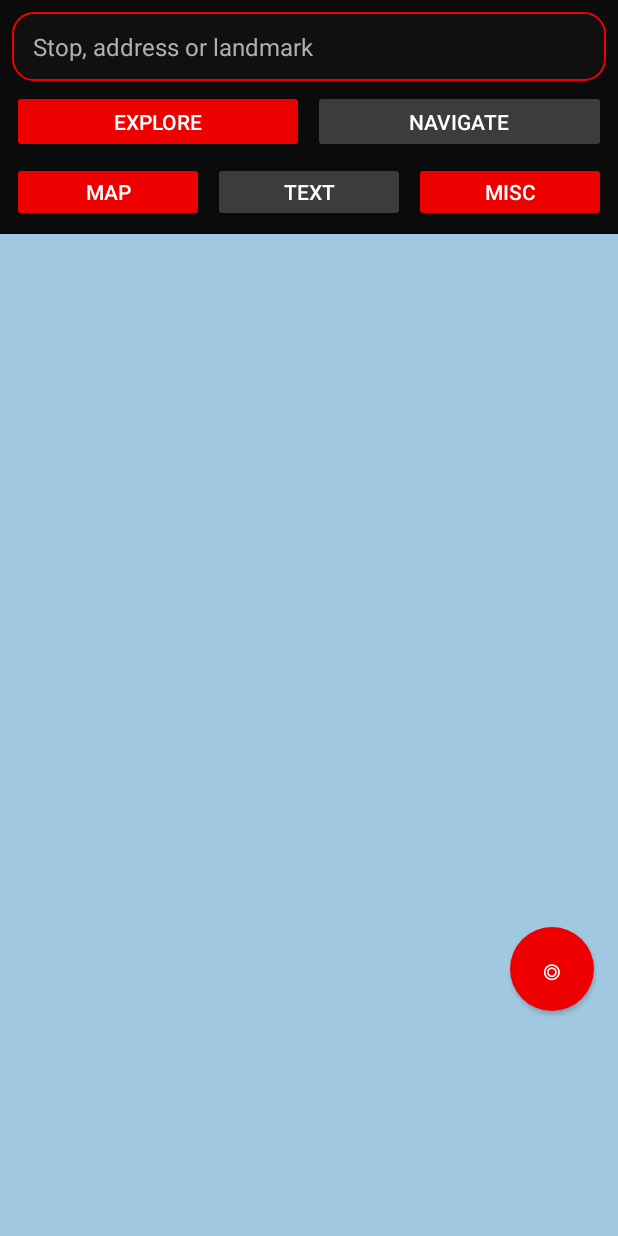
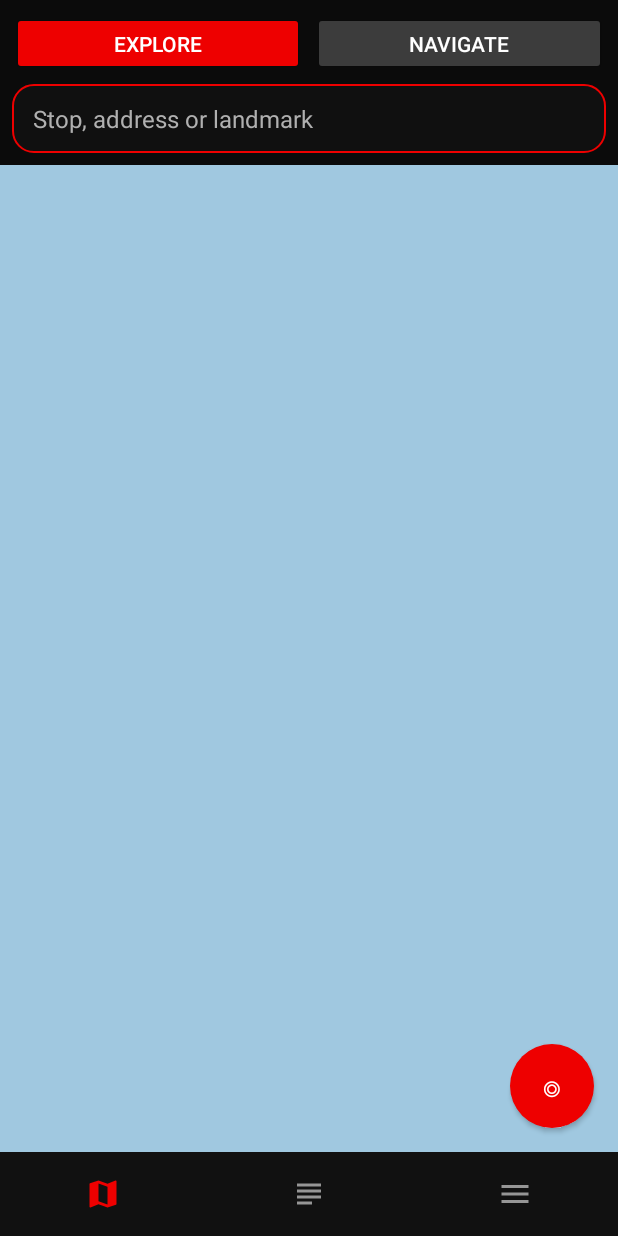
Before and after one commit to rsnel/melamur, an Android app: the MainActivity screen opened directly, with no data from a screen before it, on a phone screen of 412 x 824 dp. Run offline under Robolectric (Android 15) with nearby library versions, the phone set to English and light mode, and no system bars; network calls fail; pictures from the network do not load.

Commit message:
Bottom nav bar, inline planner, map endpoint markers, from/to naming
UI restructure of the main screen, per request:
- Mode selector (Explore/Navigate) moves to the top; search bar (Explore) and
  the journey planner (Navigate) sit below it.
- Map / Text / Misc move to a bottom icon bar (map / text / menu icons).
- Center-me sits bottom-right just above the bar, and is hidden in Text view.
- Navigate planner is inline: From and Destination inputs with a swap button,
  then Time and Plan buttons; the "Plan a journey" FAB is gone. Plan shows the
  itinerary options in a picker.
- Explore line list (Text) is sorted numerically and shows each direction as
  "start -> end"; tapping selects that exact direction. Stop tap shows one row
  per line+direction (colour, number, final destination, next departure).
- Journey start/finish are drawn on the map in both modes with distinct
  symbols (green pin / chequered flag).
- Explore long-press and the stop dialog gain "Navigate from" / "Navigate to",
  which set the field, mark the map and switch to Navigate. Navigate long-press
  still fills the focused/first-empty slot directly (no menu).
- Renamed start/destination to from/to throughout the UI.

Co-Authored-By: Claude Opus 4.8 <noreply@anthropic.com>
Claude-Session: https://claude.ai/code/session_01NyXCFztP71vkmYY82UYXYm

```diff
--- a/app/src/main/java/it/snel/melamur/map/MapView.kt
+++ b/app/src/main/java/it/snel/melamur/map/MapView.kt
@@ -45,6 +45,15 @@ class MapView(ctx: Context, attrs: AttributeSet?) : View(ctx, attrs) {
     var activeRouteId: String? = null
     var nextStopId: String? = null
     var destinationStopId: String? = null
+    // journey endpoints (projected x,y), drawn with distinct start/finish symbols
+    private var startPt: FloatArray? = null
+    private var finishPt: FloatArray? = null
+    /** Set the journey start/finish markers; each is [lat, lon] or null to clear. */
+    fun setEndpoints(start: DoubleArray?, finish: DoubleArray?) {
+        startPt = start?.let { floatArrayOf(Geo.x(it[1]), Geo.y(it[0])) }
+        finishPt = finish?.let { floatArrayOf(Geo.x(it[1]), Geo.y(it[0])) }
+        invalidate()
+    }
     var onStopTapped: ((BusStop) -> Unit)? = null
     /** Long-press on the map: reports the world position and the POI hit, if any. */
     var onMapLongPress: ((lat: Double, lon: Double, poi: Poi?) -> Unit)? = null
@@ -175,6 +184,14 @@ class MapView(ctx: Context, attrs: AttributeSet?) : View(ctx, attrs) {
         color = Color.rgb(255, 193, 7); textSize = 12 * dp; setShadowLayer(3 * dp, 0f, 0f, Color.BLACK)
     }
     private val diamond = Path()
+    // journey endpoint markers: green teardrop pin (start) and chequered flag (finish)
+    private val startFill = fill(Color.rgb(46, 160, 67))
+    private val startRing = stroke(Color.WHITE).apply { strokeWidth = 2.5f * dp }
+    private val flagPole = stroke(Color.rgb(20, 20, 20)).apply { strokeWidth = 2f * dp }
+    private val flagOutline = stroke(Color.rgb(20, 20, 20)).apply { strokeWidth = 1.5f * dp }
+    private val checkerDark = fill(Color.rgb(20, 20, 20))
+    private val checkerLight = fill(Color.WHITE)
+    private val pin = Path()
     private val occupied = HashSet<Long>() // label collision grid, rebuilt per frame
     private val meFill = fill(Color.WHITE)
     private val meRing = stroke(Color.rgb(238, 0, 0)).apply { strokeWidth = 4 * dp }
@@ -280,6 +297,8 @@ class MapView(ctx: Context, attrs: AttributeSet?) : View(ctx, attrs) {
             c.drawPath(diamond, poiFill); c.drawPath(diamond, poiStroke)
             if (scale > 1.5f) c.drawText(p.name, pt[0] + s + 3 * dp, pt[1] + 4 * dp, poiLabel)
         }
+        startPt?.let { s -> pt[0] = s[0]; pt[1] = s[1]; matrix.mapPoints(pt); drawStartPin(c, pt[0], pt[1]) }
+        finishPt?.let { f -> pt[0] = f[0]; pt[1] = f[1]; matrix.mapPoints(pt); drawFinishFlag(c, pt[0], pt[1]) }
         me?.let { m ->
             pt[0] = m[0]; pt[1] = m[1]; matrix.mapPoints(pt)
             c.drawCircle(pt[0], pt[1], m[2] * scale, meAcc)
@@ -287,6 +306,29 @@ class MapView(ctx: Context, attrs: AttributeSet?) : View(ctx, attrs) {
             meFill.color = Color.WHITE
             c.drawCircle(pt[0], pt[1], 8 * dp, meFill); c.drawCircle(pt[0], pt[1], 8 * dp, meRing)
         }
+    }
+
+    /** Green teardrop pin with a white centre; its tip sits exactly on (x, y). */
+    private fun drawStartPin(c: Canvas, x: Float, y: Float) {
+        val r = 9 * dp
+        val cyc = y - 1.8f * r
+        pin.reset()
+        pin.addCircle(x, cyc, r, Path.Direction.CW)
+        pin.moveTo(x - r * 0.62f, cyc + r * 0.6f); pin.lineTo(x, y); pin.lineTo(x + r * 0.62f, cyc + r * 0.6f); pin.close()
+        c.drawPath(pin, startFill); c.drawPath(pin, startRing)
+        c.drawCircle(x, cyc, r * 0.4f, checkerLight)
+    }
+
+    /** Chequered finish flag on a pole whose foot sits on (x, y). */
+    private fun drawFinishFlag(c: Canvas, x: Float, y: Float) {
+        val cell = 5 * dp; val cols = 3; val rows = 2
+        val w = cell * cols; val top = y - 20 * dp
+        c.drawLine(x, y, x, top, flagPole)
+        for (row in 0 until rows) for (col in 0 until cols) {
+            val left = x + col * cell; val t = top + row * cell
+            c.drawRect(left, t, left + cell, t + cell, if ((row + col) % 2 == 0) checkerDark else checkerLight)
+        }
+        c.drawRect(x, top, x + w, top + rows * cell, flagOutline)
     }
 
     private fun drawArrow(c: Canvas, x: Float, y: Float, bearing: Float, size: Float) {
--- /dev/null
+++ b/app/src/main/res/drawable/ic_map.xml
@@ -0,0 +1,6 @@
+<vector xmlns:android="http://schemas.android.com/apk/res/android"
+    android:width="24dp" android:height="24dp"
+    android:viewportWidth="24" android:viewportHeight="24">
+    <path android:fillColor="#FFFFFF"
+        android:pathData="M20.5,3l-0.16,0.03L15,5.1 9,3 3.36,4.9C3.15,4.97 3,5.15 3,5.38L3,20.5C3,20.78 3.22,21 3.5,21l0.16,-0.03L9,18.9l6,2.1 5.64,-1.9c0.21,-0.07 0.36,-0.25 0.36,-0.48L21,3.5C21,3.22 20.78,3 20.5,3zM15,19l-6,-2.11L9,5l6,2.11L15,19z" />
+</vector>
--- /dev/null
+++ b/app/src/main/res/drawable/ic_menu.xml
@@ -0,0 +1,6 @@
+<vector xmlns:android="http://schemas.android.com/apk/res/android"
+    android:width="24dp" android:height="24dp"
+    android:viewportWidth="24" android:viewportHeight="24">
+    <path android:fillColor="#FFFFFF"
+        android:pathData="M3,18h18v-2L3,16v2zM3,13h18v-2L3,11v2zM3,6v2h18L21,6L3,6z" />
+</vector>
--- /dev/null
+++ b/app/src/main/res/drawable/ic_text.xml
@@ -0,0 +1,6 @@
+<vector xmlns:android="http://schemas.android.com/apk/res/android"
+    android:width="24dp" android:height="24dp"
+    android:viewportWidth="24" android:viewportHeight="24">
+    <path android:fillColor="#FFFFFF"
+        android:pathData="M14,17L4,17v2h10v-2zM20,9L4,9v2h16L20,9zM4,15h16v-2L4,13v2zM4,5v2h16L20,5L4,5z" />
+</vector>
--- a/app/src/main/res/layout/activity_main.xml
+++ b/app/src/main/res/layout/activity_main.xml
@@ -3,23 +3,39 @@
     android:layout_width="match_parent" android:layout_height="match_parent"
     android:background="@color/mm_black" android:orientation="vertical">
 
-    <!-- top: search, mode (Explore/Navigate), view (Map/Text/Misc), results -->
+    <!-- top: mode selector (Explore/Navigate), then search (Explore) or planner (Navigate), then results -->
     <LinearLayout
         android:layout_width="match_parent" android:layout_height="wrap_content"
         android:orientation="vertical" android:padding="8dp">
 
-        <!-- Explore: one search bar. Navigate: separate start/destination inputs. -->
+        <LinearLayout android:layout_width="match_parent" android:layout_height="wrap_content"
+            android:orientation="horizontal">
+            <Button android:id="@+id/tabExplore" style="@style/MmButton"
+                android:layout_width="0dp" android:layout_height="42dp"
+                android:layout_weight="1" android:layout_marginEnd="6dp" android:text="@string/tab_explore" />
+            <Button android:id="@+id/tabNavigate" style="@style/MmButton"
+                android:layout_width="0dp" android:layout_height="42dp"
+                android:layout_weight="1" android:text="@string/tab_navigate" />
+        </LinearLayout>
+
+        <!-- Explore: one search bar -->
         <EditText
             android:id="@+id/searchBar"
             android:layout_width="match_parent" android:layout_height="46dp"
+            android:layout_marginTop="6dp"
             android:background="@drawable/panel_bg" android:hint="@string/search_hint"
             android:imeOptions="actionSearch" android:inputType="text" android:maxLines="1"
             android:paddingHorizontal="14dp" android:textColor="@color/mm_white"
             android:textColorHint="@color/mm_grey" android:textSize="16sp" />
 
+        <!-- Navigate: start + destination (with swap), then time + plan -->
         <LinearLayout android:id="@+id/navInputs"
             android:layout_width="match_parent" android:layout_height="wrap_content"
-            android:orientation="vertical" android:visibility="gone">
+            android:layout_marginTop="6dp" android:orientation="vertical" android:visibility="gone">
+            <LinearLayout android:layout_width="match_parent" android:layout_height="wrap_content"
+                android:orientation="horizontal">
+                <LinearLayout android:layout_width="0dp" android:layout_height="wrap_content"
+                    android:layout_weight="1" android:orientation="vertical">
                     <EditText android:id="@+id/startInput"
                         android:layout_width="match_parent" android:layout_height="46dp"
                         android:background="@drawable/panel_bg" android:hint="@string/planner_choose_from"
@@ -32,28 +48,20 @@
                         android:inputType="text" android:maxLines="1" android:paddingHorizontal="14dp"
                         android:textColor="@color/mm_white" android:textColorHint="@color/mm_grey" android:textSize="16sp" />
                 </LinearLayout>
-
+                <Button android:id="@+id/swapEnds" style="@style/MmButton"
+                    android:layout_width="48dp" android:layout_height="match_parent"
+                    android:layout_marginStart="6dp" android:text="@string/swap_ends"
+                    android:contentDescription="@string/cd_swap" android:textSize="20sp" />
+            </LinearLayout>
             <LinearLayout android:layout_width="match_parent" android:layout_height="wrap_content"
                 android:layout_marginTop="6dp" android:orientation="horizontal">
-            <Button android:id="@+id/tabExplore" style="@style/MmButton"
-                android:layout_width="0dp" android:layout_height="42dp"
-                android:layout_weight="1" android:layout_marginEnd="6dp" android:text="@string/tab_explore" />
-            <Button android:id="@+id/tabNavigate" style="@style/MmButton"
-                android:layout_width="0dp" android:layout_height="42dp"
-                android:layout_weight="1" android:text="@string/tab_navigate" />
+                <Button android:id="@+id/timeBtn" style="@style/MmButton"
+                    android:layout_width="0dp" android:layout_height="44dp"
+                    android:layout_weight="1" android:layout_marginEnd="6dp" />
+                <Button android:id="@+id/planBtn" style="@style/MmButton"
+                    android:layout_width="0dp" android:layout_height="44dp"
+                    android:layout_weight="1" android:text="@string/plan" />
             </LinearLayout>
-
-        <LinearLayout android:layout_width="match_parent" android:layout_height="wrap_content"
-            android:layout_marginTop="6dp" android:orientation="horizontal">
-            <Button android:id="@+id/tabMap" style="@style/MmButton"
-                android:layout_width="0dp" android:layout_height="40dp"
-                android:layout_weight="1" android:layout_marginEnd="6dp" android:text="@string/tab_map" />
-            <Button android:id="@+id/tabText" style="@style/MmButton"
-                android:layout_width="0dp" android:layout_height="40dp"
-                android:layout_weight="1" android:layout_marginEnd="6dp" android:text="@string/tab_text" />
-            <Button android:id="@+id/tabMisc" style="@style/MmButton"
-                android:layout_width="0dp" android:layout_height="40dp"
-                android:layout_weight="1" android:text="@string/tab_misc" />
         </LinearLayout>
 
         <ListView android:id="@+id/searchResults"
@@ -77,15 +85,11 @@
                 android:orientation="vertical" android:padding="14dp" />
         </ScrollView>
 
-        <Button android:id="@+id/planFab"
-            android:layout_width="wrap_content" android:layout_height="48dp"
-            android:layout_gravity="start|bottom" android:layout_margin="16dp"
-            style="@style/MmButton" android:text="@string/plan_journey" android:visibility="gone" />
-
+        <!-- center-me: sits bottom-right, just above the Map/Text/Misc bar; hidden in text mode -->
         <Button android:id="@+id/center"
             android:layout_width="56dp" android:layout_height="56dp"
             android:layout_gravity="end|bottom"
-            android:layout_marginEnd="16dp" android:layout_marginBottom="150dp"
+            android:layout_marginEnd="16dp" android:layout_marginBottom="16dp"
             android:background="@drawable/fab_bg" android:text="@string/center"
             android:textColor="@color/mm_white" android:textSize="24sp" />
 
@@ -107,4 +111,21 @@
                 android:textSize="18sp" android:textStyle="bold" android:visibility="gone" />
         </LinearLayout>
     </FrameLayout>
+
+    <!-- bottom bar: Map / Text / Misc (menu) -->
+    <LinearLayout android:layout_width="match_parent" android:layout_height="56dp"
+        android:background="@color/mm_panel" android:orientation="horizontal">
+        <ImageButton android:id="@+id/tabMap"
+            android:layout_width="0dp" android:layout_height="match_parent" android:layout_weight="1"
+            android:background="@color/mm_panel" android:scaleType="centerInside"
+            android:src="@drawable/ic_map" android:contentDescription="@string/cd_map" />
+        <ImageButton android:id="@+id/tabText"
+            android:layout_width="0dp" android:layout_height="match_parent" android:layout_weight="1"
+            android:background="@color/mm_panel" android:scaleType="centerInside"
+            android:src="@drawable/ic_text" android:contentDescription="@string/cd_text" />
+        <ImageButton android:id="@+id/tabMisc"
+            android:layout_width="0dp" android:layout_height="match_parent" android:layout_weight="1"
+            android:background="@color/mm_panel" android:scaleType="centerInside"
+            android:src="@drawable/ic_menu" android:contentDescription="@string/cd_menu" />
     </LinearLayout>
+</LinearLayout>
--- a/app/src/main/res/values/strings.xml
+++ b/app/src/main/res/values/strings.xml
@@ -16,6 +16,12 @@
     <string name="tab_explore">Explore</string>
     <string name="tab_navigate">Navigate</string>
     <string name="plan_journey">Plan a journey</string>
+    <string name="plan">Plan</string>
+    <string name="swap_ends">⇅</string>
+    <string name="cd_map">Map view</string>
+    <string name="cd_text">Text view</string>
+    <string name="cd_menu">Menu</string>
+    <string name="cd_swap">Swap start and destination</string>
     <string name="text_all_lines">All lines</string>
     <string name="text_show_map">Show on map</string>
     <string name="text_earlier">‹ earlier</string>
@@ -52,24 +58,22 @@
 
     <!-- stop / lines -->
     <string name="lines_at">Lines at this stop</string>
-    <string name="from_here">Set as start</string>
-    <string name="to_here">Set as destination</string>
+    <string name="nav_from">Navigate from</string>
+    <string name="nav_to">Navigate to</string>
     <string name="show_on_map">Show on map</string>
 
     <!-- POI -->
-    <string name="poi_store">Store POI</string>
+    <string name="poi_store">Add POI</string>
     <string name="poi_delete">Delete POI</string>
     <string name="poi_name">POI name</string>
     <string name="poi_delete_confirm">Delete this saved place?</string>
-    <string name="set_from">Set as start</string>
-    <string name="set_to">Set as destination</string>
 
     <!-- planner -->
     <string name="planner_title">Journey planner</string>
     <string name="planner_from">Start: %1$s</string>
     <string name="planner_to">Destination: %1$s</string>
-    <string name="planner_choose_from">Choose start</string>
-    <string name="planner_choose_to">Choose destination</string>
+    <string name="planner_choose_from">From</string>
+    <string name="planner_choose_to">To</string>
     <string name="planner_now">Now</string>
     <string name="planner_time">Depart: %1$s</string>
     <string name="planner_search">Search</string>
```
Also changed, not shown: app/src/main/java/it/snel/melamur/MainActivity.kt (+144 -163 lines), app/src/main/java/it/snel/melamur/data/MptDb.kt (+27 -0 lines), app/src/main/java/it/snel/melamur/data/MptModel.kt (+10 -0 lines). Lines whose indentation alone changed are shown as unchanged.
